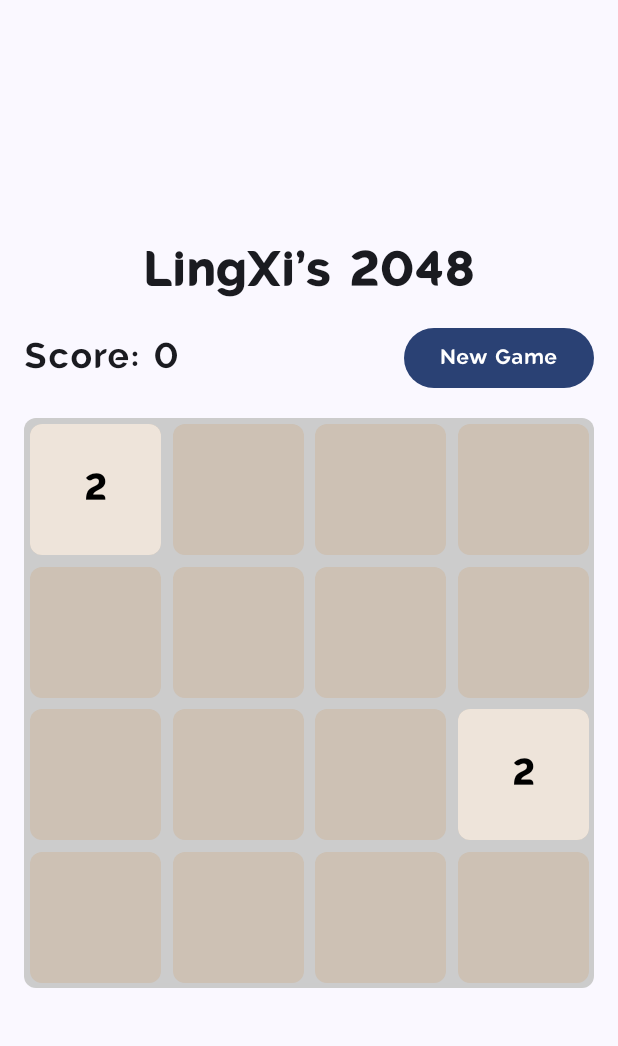
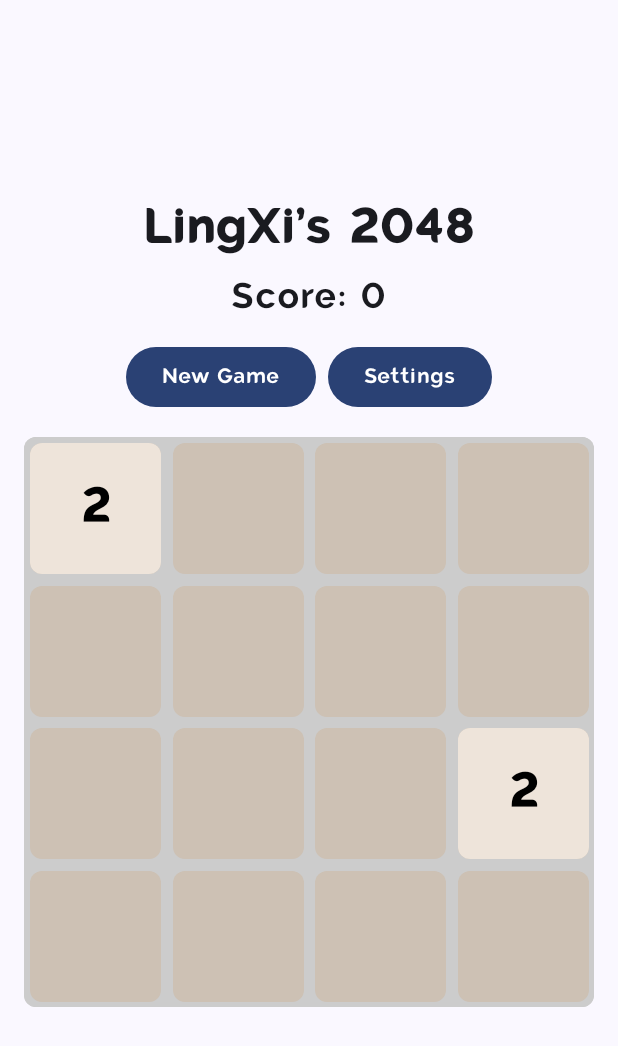
Before and after one commit to LingXi9374/LingXi-s-2048-game, an Android app built with Jetpack Compose: the screen it shows after launch (MainActivity), on a phone screen of 412 x 824 dp. Shown: the top 1046 px of the screen. Run offline under Robolectric (Android 15) with nearby library versions, the phone set to English and light mode, and no system bars.

Commit message:
feat: 重构UI，添加设置和关于界面

```diff
--- a/app/build.gradle.kts
+++ b/app/build.gradle.kts
@@ -65,6 +65,7 @@ dependencies {
     implementation(libs.androidx.compose.material3)
     implementation(libs.androidx.lifecycle.viewmodel.ktx)
     implementation(libs.androidx.lifecycle.viewmodel.compose)
+    implementation(libs.androidx.navigation.compose)
     testImplementation(libs.junit)
     androidTestImplementation(libs.androidx.junit)
     androidTestImplementation(libs.androidx.espresso.core)
--- a/app/src/main/java/com/example/lingxis2048/GameScreen.kt
+++ b/app/src/main/java/com/example/lingxis2048/GameScreen.kt
@@ -1,5 +1,7 @@
 package com.example.lingxis2048
 
+import android.app.Activity
+import androidx.compose.animation.AnimatedVisibility
 import androidx.compose.animation.core.LinearEasing
 import androidx.compose.animation.core.Spring
 import androidx.compose.animation.core.animateDpAsState
@@ -8,11 +10,30 @@ import androidx.compose.animation.core.spring
 import androidx.compose.animation.core.tween
 import androidx.compose.foundation.background
 import androidx.compose.foundation.gestures.detectDragGestures
-import androidx.compose.foundation.layout.*
+import androidx.compose.foundation.layout.Arrangement
+import androidx.compose.foundation.layout.Box
+import androidx.compose.foundation.layout.BoxWithConstraints
+import androidx.compose.foundation.layout.Column
+import androidx.compose.foundation.layout.Row
+import androidx.compose.foundation.layout.Spacer
+import androidx.compose.foundation.layout.aspectRatio
+import androidx.compose.foundation.layout.fillMaxHeight
+import androidx.compose.foundation.layout.fillMaxSize
+import androidx.compose.foundation.layout.fillMaxWidth
+import androidx.compose.foundation.layout.height
+import androidx.compose.foundation.layout.offset
+import androidx.compose.foundation.layout.padding
+import androidx.compose.foundation.layout.size
 import androidx.compose.foundation.shape.RoundedCornerShape
 import androidx.compose.material3.Button
 import androidx.compose.material3.Text
-import androidx.compose.runtime.*
+import androidx.compose.runtime.Composable
+import androidx.compose.runtime.LaunchedEffect
+import androidx.compose.runtime.getValue
+import androidx.compose.runtime.key
+import androidx.compose.runtime.mutableStateOf
+import androidx.compose.runtime.remember
+import androidx.compose.runtime.setValue
 import androidx.compose.ui.Alignment
 import androidx.compose.ui.Modifier
 import androidx.compose.ui.draw.alpha
@@ -20,29 +41,31 @@ import androidx.compose.ui.draw.scale
 import androidx.compose.ui.geometry.Offset
 import androidx.compose.ui.graphics.Color
 import androidx.compose.ui.input.pointer.pointerInput
+import androidx.compose.ui.platform.LocalContext
+import androidx.compose.ui.text.font.Font
+import androidx.compose.ui.text.font.FontFamily
 import androidx.compose.ui.text.font.FontWeight
 import androidx.compose.ui.unit.Dp
 import androidx.compose.ui.unit.dp
 import androidx.compose.ui.unit.sp
 import androidx.lifecycle.viewmodel.compose.viewModel
+import androidx.navigation.*
 import kotlin.math.abs
-import androidx.compose.ui.text.font.FontFamily
-import androidx.compose.ui.text.font.Font
 
 private val appFontFamily = FontFamily(
     Font(R.font.leigo_regular)
 )
 
 @Composable
-fun GameScreen(gameViewModel: GameViewModel = viewModel()) {
+fun GameScreen(navController: NavController) {
+    val context = LocalContext.current
+    val factory = GameViewModelFactory((context as Activity).application)
+    val gameViewModel: GameViewModel = viewModel(factory = factory)
     val score by gameViewModel.score
     val isGameOver by gameViewModel.isGameOver
-    var totalDrag by remember { mutableStateOf(Offset.Zero) }
 
-    Box(
-        modifier = Modifier
-            .fillMaxSize()
-            .pointerInput(Unit) {
+    val gestureModifier = Modifier.pointerInput(Unit) {
+        var totalDrag by mutableStateOf(Offset.Zero)
         detectDragGestures(
             onDragStart = { totalDrag = Offset.Zero },
             onDrag = { _, dragAmount -> totalDrag += dragAmount },
@@ -62,31 +85,107 @@ fun GameScreen(gameViewModel: GameViewModel = viewModel()) {
                 }
             }
         )
-            },
-        contentAlignment = Alignment.Center
-    ) {
+    }
+
+    BoxWithConstraints(modifier = Modifier.fillMaxSize()) {
+        val isLandscape = maxWidth > maxHeight
+
+        if (isLandscape) {
+            // Landscape Layout
+            Box(modifier = Modifier.fillMaxSize().padding(16.dp)) {
+                Text(
+                    text = "LingXi's 2048",
+                    fontSize = 32.sp,
+                    fontWeight = FontWeight.Bold,
+                    fontFamily = appFontFamily,
+                    modifier = Modifier.align(Alignment.TopStart)
+                )
+
+                GameBoard(
+                    gameViewModel = gameViewModel,
+                    modifier = Modifier
+                        .fillMaxHeight()
+                        .aspectRatio(1f)
+                        .align(Alignment.Center)
+                        .then(gestureModifier)
+                )
+
+                Text(
+                    text = "Score: $score",
+                    fontSize = 24.sp,
+                    fontFamily = appFontFamily,
+                    modifier = Modifier.align(Alignment.BottomStart)
+                )
+
+                Column(modifier = Modifier.align(Alignment.BottomEnd), horizontalAlignment = Alignment.End) {
+                    Row(horizontalArrangement = Arrangement.spacedBy(8.dp)) {
+                        Button(onClick = { gameViewModel.startGame() }) {
+                            Text("New Game", fontFamily = appFontFamily)
+                        }
+                        Button(onClick = { navController.navigate("settings") }) {
+                            Text("Settings", fontFamily = appFontFamily)
+                        }
+                    }
+                    AnimatedVisibility(visible = isGameOver) {
+                        Text(
+                            "Game Over!",
+                            fontSize = 32.sp,
+                            color = Color.Red,
+                            fontFamily = appFontFamily,
+                            modifier = Modifier.padding(top = 16.dp)
+                        )
+                    }
+                }
+            }
+        } else {
+            // Portrait Layout
             Column(
-            modifier = Modifier.padding(16.dp),
-            horizontalAlignment = Alignment.CenterHorizontally
+                modifier = Modifier.fillMaxSize(),
+                horizontalAlignment = Alignment.CenterHorizontally,
+                verticalArrangement = Arrangement.Center
             ) {
                 Text("LingXi's 2048", fontSize = 32.sp, fontWeight = FontWeight.Bold, fontFamily = appFontFamily)
                 Spacer(modifier = Modifier.height(16.dp))
-            Row(
-                modifier = Modifier.fillMaxWidth(),
-                horizontalArrangement = Arrangement.SpaceBetween,
-                verticalAlignment = Alignment.CenterVertically
-            ) {
                 Text("Score: $score", fontSize = 24.sp, fontFamily = appFontFamily)
+                Spacer(modifier = Modifier.height(16.dp))
+                Row(horizontalArrangement = Arrangement.spacedBy(8.dp)) {
                     Button(onClick = { gameViewModel.startGame() }) {
                         Text("New Game", fontFamily = appFontFamily)
                     }
+                    Button(onClick = { navController.navigate("settings") }) {
+                        Text("Settings", fontFamily = appFontFamily)
                     }
-            Spacer(modifier = Modifier.height(16.dp))
+                }
 
-            BoxWithConstraints(
+                GameBoard(
+                    gameViewModel = gameViewModel,
                     modifier = Modifier
                         .fillMaxWidth()
+                        .padding(16.dp)
                         .aspectRatio(1f)
+                        .then(gestureModifier)
+                )
+
+                AnimatedVisibility(visible = isGameOver) {
+                    Text(
+                        "Game Over!",
+                        fontSize = 32.sp,
+                        color = Color.Red,
+                        fontFamily = appFontFamily,
+                        modifier = Modifier.padding(top = 16.dp)
+                    )
+                }
+            }
+        }
+    }
+}
+
+
+@Composable
+fun GameBoard(gameViewModel: GameViewModel, modifier: Modifier = Modifier) {
+    BoxWithConstraints(
+        modifier = modifier
+            .background(Color.LightGray, RoundedCornerShape(8.dp))
     ) {
         val tileSize = maxWidth / gameViewModel.gridSize
 
@@ -101,13 +200,6 @@ fun GameScreen(gameViewModel: GameViewModel = viewModel()) {
         gameViewModel.scoreAnimation.forEach { data ->
             key(data.id) {
                 ScorePopup(data = data, tileSize = tileSize)
-                    }
-                }
-            }
-
-            if (isGameOver) {
-                Spacer(modifier = Modifier.height(16.dp))
-                Text("Game Over!", fontSize = 32.sp, color = Color.Red, fontFamily = appFontFamily)
             }
         }
     }
@@ -187,7 +279,7 @@ fun AnimatedTile(tile: Tile, tileSize: Dp) {
     ) {
         Text(
             text = tile.value.toString(),
-            fontSize = 24.sp,
+            fontSize = (tileSize.value / 3).sp,
             fontWeight = FontWeight.Bold,
             color = if (tile.value > 4) Color.White else Color.Black,
             fontFamily = appFontFamily
--- a/app/src/main/java/com/example/lingxis2048/GameViewModel.kt
+++ b/app/src/main/java/com/example/lingxis2048/GameViewModel.kt
@@ -1,8 +1,9 @@
 package com.example.lingxis2048
 
+import android.app.Application
 import androidx.compose.runtime.mutableStateListOf
 import androidx.compose.runtime.mutableStateOf
-import androidx.lifecycle.ViewModel
+import androidx.lifecycle.AndroidViewModel
 import androidx.lifecycle.viewModelScope
 import kotlinx.coroutines.delay
 import kotlinx.coroutines.launch
@@ -19,18 +20,19 @@ data class Tile(
     var position: Pair<Int, Int>,
     var isNew: Boolean = true,
     var isMerged: Boolean = false,
-    var mergedFrom: List<Tile>? = null,
+var mergedFrom: List<Tile>? = null,
     val isMerging: Boolean = false
 )
 
 data class ScoreAnimationData(val value: Int, val position: Pair<Int, Int>, val id: String = UUID.randomUUID().toString())
 
-class GameViewModel : ViewModel() {
+class GameViewModel(application: Application) : AndroidViewModel(application) {
     val gridSize = 4
     val tiles = mutableStateListOf<Tile>()
     val score = mutableStateOf(0)
     val isGameOver = mutableStateOf(false)
     val scoreAnimation = mutableStateListOf<ScoreAnimationData>()
+    private val soundManager = SoundManager(application.applicationContext)
 
     init {
         startGame()
@@ -125,6 +127,11 @@ class GameViewModel : ViewModel() {
         }
 
         if (moved) {
+            if (scoreIncrease > 0) {
+                soundManager.playSound(SoundManager.MERGE_SOUND)
+            } else {
+                soundManager.playSound(SoundManager.MOVE_SOUND)
+            }
             score.value += scoreIncrease
 
             // 1. Set the state that includes all moving and merging tiles.
@@ -170,4 +177,9 @@ class GameViewModel : ViewModel() {
         }
         isGameOver.value = true
     }
+
+    override fun onCleared() {
+        soundManager.release()
+        super.onCleared()
+    }
 }
--- /dev/null
+++ b/app/src/main/java/com/example/lingxis2048/GameViewModelFactory.kt
@@ -0,0 +1,15 @@
+package com.example.lingxis2048
+
+import android.app.Application
+import androidx.lifecycle.ViewModel
+import androidx.lifecycle.ViewModelProvider
+
+class GameViewModelFactory(private val application: Application) : ViewModelProvider.Factory {
+    override fun <T : ViewModel> create(modelClass: Class<T>): T {
+        if (modelClass.isAssignableFrom(GameViewModel::class.java)) {
+            @Suppress("UNCHECKED_CAST")
+            return GameViewModel(application) as T
+        }
+        throw IllegalArgumentException("Unknown ViewModel class")
+    }
+}
--- a/app/src/main/java/com/example/lingxis2048/MainActivity.kt
+++ b/app/src/main/java/com/example/lingxis2048/MainActivity.kt
@@ -11,6 +11,11 @@ import androidx.compose.ui.Modifier
 import androidx.core.view.WindowCompat
 import androidx.core.view.WindowInsetsCompat
 import androidx.core.view.WindowInsetsControllerCompat
+import androidx.navigation.compose.NavHost
+import androidx.navigation.compose.composable
+import androidx.navigation.compose.rememberNavController
+import com.example.lingxis2048.ui.AboutScreen
+import com.example.lingxis2048.ui.SettingsScreen
 import com.example.lingxis2048.ui.theme.LingXis2048Theme
 
 class MainActivity : ComponentActivity() {
@@ -24,12 +29,16 @@ class MainActivity : ComponentActivity() {
 
         setContent {
             LingXis2048Theme {
-                // A surface container using the 'background' color from the theme
                 Surface(
                     modifier = Modifier.fillMaxSize(),
                     color = MaterialTheme.colorScheme.background
                 ) {
-                    GameScreen()
+                    val navController = rememberNavController()
+                    NavHost(navController = navController, startDestination = "game") {
+                        composable("game") { GameScreen(navController) }
+                        composable("settings") { SettingsScreen(navController) }
+                        composable("about") { AboutScreen() }
+                    }
                 }
             }
         }
--- /dev/null
+++ b/app/src/main/java/com/example/lingxis2048/SettingsManager.kt
@@ -0,0 +1,34 @@
+package com.example.lingxis2048
+
+import android.content.Context
+import android.content.SharedPreferences
+import androidx.core.content.edit
+
+class SettingsManager(context: Context) {
+    private val prefs: SharedPreferences = context.getSharedPreferences("game_settings", Context.MODE_PRIVATE)
+
+    companion object {
+        const val KEY_SOUND_ENABLED = "sound_enabled"
+        const val KEY_SOUND_VOLUME = "sound_volume"
+    }
+
+    fun isSoundEnabled(): Boolean {
+        return prefs.getBoolean(KEY_SOUND_ENABLED, true)
+    }
+
+    fun setSoundEnabled(enabled: Boolean) {
+        prefs.edit {
+            putBoolean(KEY_SOUND_ENABLED, enabled)
+        }
+    }
+
+    fun getSoundVolume(): Float {
+        return prefs.getFloat(KEY_SOUND_VOLUME, 1.0f)
+    }
+
+    fun setSoundVolume(volume: Float) {
+        prefs.edit {
+            putFloat(KEY_SOUND_VOLUME, volume)
+        }
+    }
+}
--- /dev/null
+++ b/app/src/main/java/com/example/lingxis2048/SoundManager.kt
@@ -0,0 +1,50 @@
+package com.example.lingxis2048
+
+import android.content.Context
+import android.media.AudioAttributes
+import android.media.SoundPool
+
+class SoundManager(context: Context) {
+
+    private val soundPool: SoundPool
+    private val soundMap = mutableMapOf<String, Int>()
+    private val settingsManager = SettingsManager(context)
+
+    companion object {
+        const val MOVE_SOUND = "move"
+        const val MERGE_SOUND = "merge"
+    }
+
+    init {
+        val audioAttributes = AudioAttributes.Builder()
+            .setUsage(AudioAttributes.USAGE_GAME)
+            .setContentType(AudioAttributes.CONTENT_TYPE_SONIFICATION)
+            .build()
+
+        soundPool = SoundPool.Builder()
+            .setMaxStreams(5)
+            .setAudioAttributes(audioAttributes)
+            .build()
+
+        loadSounds(context)
+    }
+
+    private fun loadSounds(context: Context) {
+        soundMap[MOVE_SOUND] = soundPool.load(context, R.raw.move, 1)
+        soundMap[MERGE_SOUND] = soundPool.load(context, R.raw.merge, 1)
+    }
+
+    fun playSound(sound: String) {
+        if (!settingsManager.isSoundEnabled()) return
+
+        val soundId = soundMap[sound]
+        val volume = settingsManager.getSoundVolume()
+        soundId?.let {
+            soundPool.play(it, volume, volume, 0, 0, 1f)
+        }
+    }
+
+    fun release() {
+        soundPool.release()
+    }
+}
--- a/gradle/libs.versions.toml
+++ b/gradle/libs.versions.toml
@@ -12,6 +12,7 @@ composeBom = "2024.06.00"
 composeCompiler = "1.5.15"
 lifecycleViewmodelKtx = "2.8.2"
 desugarJdkLibs = "2.0.4"
+navigationCompose = "2.7.7"
 
 [libraries]
 androidx-core-ktx = { group = "androidx.core", name = "core-ktx", version.ref = "coreKtx" }
@@ -32,6 +33,7 @@ androidx-compose-material3 = { group = "androidx.compose.material3", name = "mat
 androidx-lifecycle-viewmodel-ktx = { group = "androidx.lifecycle", name = "lifecycle-viewmodel-ktx", version.ref = "lifecycleViewmodelKtx" }
 androidx-lifecycle-viewmodel-compose = { group = "androidx.lifecycle", name = "lifecycle-viewmodel-compose", version.ref = "lifecycleViewmodelKtx" }
 desugar-jdk-libs = { group = "com.android.tools", name = "desugar_jdk_libs", version.ref = "desugarJdkLibs" }
+androidx-navigation-compose = { group = "androidx.navigation", name = "navigation-compose", version.ref = "navigationCompose" }
 
 
 [plugins]
```
Also changed, not shown: app/src/main/java/com/example/lingxis2048/ui/AboutScreen.kt (added, +26 -0 lines), app/src/main/java/com/example/lingxis2048/ui/SettingsScreen.kt (added, +75 -0 lines), 2 other files. Lines whose indentation alone changed are shown as unchanged.
